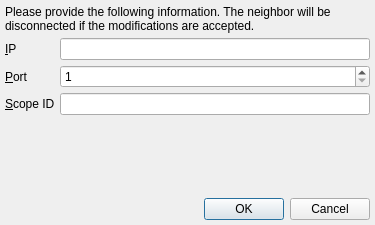
Qt form branches/trunk/UI/spot-on-ipinformation.ui (textbrowser/spot-on) before a commit.
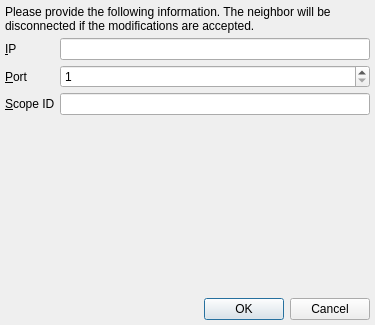
The same form after that commit. Icons and pictures are not drawn.

The edit to the form file:
```diff
--- a/branches/trunk/UI/spot-on-ipinformation.ui
+++ b/branches/trunk/UI/spot-on-ipinformation.ui
@@ -7,7 +7,7 @@
     <x>0</x>
     <y>0</y>
     <width>375</width>
-    <height>225</height>
+    <height>325</height>
    </rect>
   </property>
   <property name="windowIcon">
```
Left out of the diff: 11 changed lines with no effect on the pictures.
